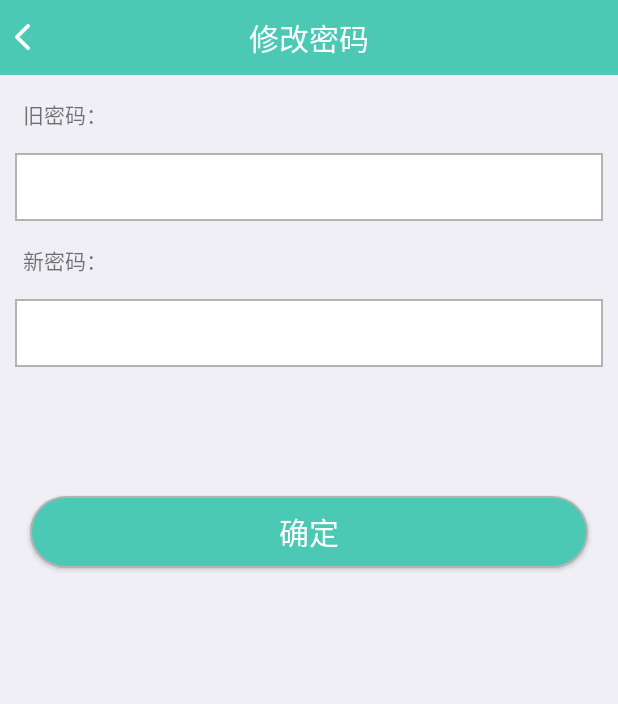
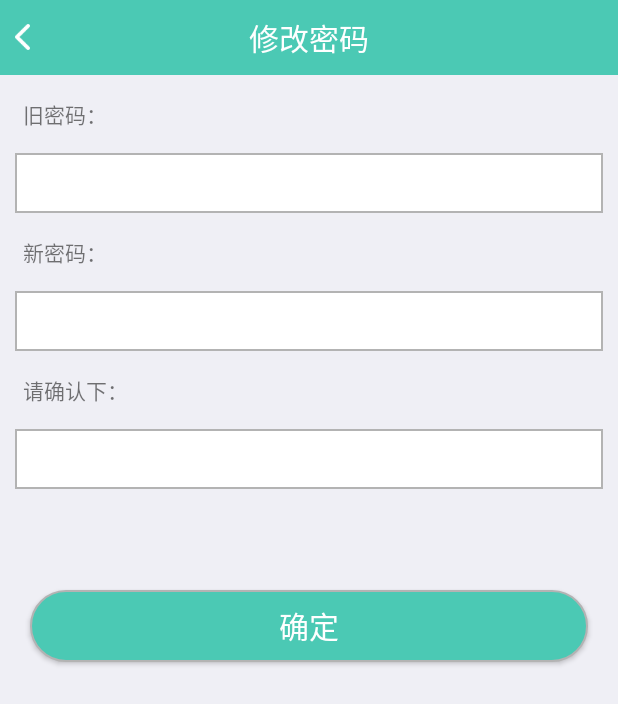
Before and after one commit to 123xuan456/BigHealt, an Android app: the ChangePasswordActivity screen opened directly, with no data from a screen before it, on a phone screen of 412 x 824 dp. Shown: the top 704 px of the screen. Run offline under Robolectric (Android 15) with nearby library versions, the phone set to English and light mode, and no system bars; our stand-ins replace ButterKnife; libraries missing offline, so code that uses them is left out: com.zhy.http.

```diff
--- a/app/src/main/java/dbighealth/bighealth/activity/ChangePasswordActivity.java
+++ b/app/src/main/java/dbighealth/bighealth/activity/ChangePasswordActivity.java
@@ -1,7 +1,9 @@
 package dbighealth.bighealth.activity;
 
 import android.app.Activity;
+import android.content.Intent;
 import android.os.Bundle;
+import android.support.v4.content.LocalBroadcastManager;
 import android.text.TextUtils;
 import android.view.View;
 import android.widget.Button;
@@ -10,6 +12,7 @@ import android.widget.ImageView;
 import android.widget.TextView;
 import android.widget.Toast;
 
+import com.google.gson.Gson;
 import com.zhy.http.okhttp.OkHttpUtils;
 import com.zhy.http.okhttp.callback.StringCallback;
 
@@ -21,6 +24,8 @@ import butterknife.ButterKnife;
 import butterknife.OnClick;
 import dbighealth.bighealth.BaseApplication;
 import dbighealth.bighealth.R;
+import dbighealth.bighealth.bean.LostpwSubmitBean;
+import dbighealth.bighealth.imageUtils.BaseActivity;
 import okhttp3.Call;
 import utils.UrlUtils;
 
@@ -40,23 +45,29 @@ public class ChangePasswordActivity extends Activity {
     TextView textView;
     @Bind(R.id.editText1)
     EditText editText1;
+    @Bind(R.id.editText12)
+    EditText editText12;
     @Bind(R.id.button3)
     Button button3;
     private String password;
     private String regphone;
     private String phone;
     private String et;
+    private LostpwSubmitBean l;
+    private String et1;
 
     @Override
     protected void onCreate(Bundle savedInstanceState) {
         super.onCreate(savedInstanceState);
         setContentView(R.layout.activity_change_password);
         ButterKnife.bind(this);
+        //吧次activity放到集合里，等到修改密码成功之后统一取消
+        BaseActivity.activityList.add(this);
         tvTab.setText("修改密码");
         rightAdd.setVisibility(View.GONE);
 
-        password=BaseApplication.password;
-        regphone=BaseApplication.regphone;
+        password=BaseApplication.password;//之前的密码
+        regphone=BaseApplication.regphone;//手机号
 
     }
 
@@ -76,10 +87,15 @@ public class ChangePasswordActivity extends Activity {
         return password.length() >= 6;
     }
     private void ifInput() {
-        phone = editText.getText().toString();
-        et = editText1.getText().toString();
+        phone = editText.getText().toString();//旧密码
+        et = editText1.getText().toString();//新密码
+        et1 = editText12.getText().toString();//确认密码
         if (TextUtils.isEmpty(phone)) {
-            Toast.makeText(this, "请输入新密码", Toast.LENGTH_SHORT).show();
+            Toast.makeText(this, "请输入原密码", Toast.LENGTH_SHORT).show();
+            return;
+        }else
+        if (!isPasswordValid(et)) {
+            Toast.makeText(this, "密码不能低于6位", Toast.LENGTH_SHORT).show();
             return;
         }else
         if (!password.equals(phone)) {
@@ -91,14 +107,19 @@ public class ChangePasswordActivity extends Activity {
             Toast.makeText(this, "请输入新密码", Toast.LENGTH_SHORT).show();
             return;
         }else
-        if (!isPasswordValid(et)) {
-            Toast.makeText(this, "密码不能低于6位", Toast.LENGTH_SHORT).show();
+        if (et.equals(password)) {
+            Toast.makeText(this, "修改密码与原密码相同，修改失败", Toast.LENGTH_SHORT).show();
             return;
-        }else {
+        }else
+        if (!et.equals(et1)) {
+            Toast.makeText(this, "两次密码不一致", Toast.LENGTH_SHORT).show();
+            return;
+        }else
+         {
             JSONObject jsonObject = new JSONObject();
             try {
                         jsonObject.put("regphone",regphone);
-                        jsonObject.put("password",password);
+                        jsonObject.put("password",et);
                 String url= UrlUtils.CHANGPASSWORD;
                 OkHttpUtils.postString().url(url)
                         .content(jsonObject.toString())
@@ -111,6 +132,34 @@ public class ChangePasswordActivity extends Activity {
                     @Override
                     public void onResponse(String response, int id) {
                         System.out.println("修改密码"+response);
+                        Gson g = new Gson();
+                        l = g.fromJson(response, LostpwSubmitBean.class);
+                        String s = l.getCode();
+                        if (Integer.parseInt(s) == 200) {
+                            BaseApplication.password="";
+                            BaseApplication.userid="";
+                            BaseApplication.username="";
+                            String hint = l.getHint();
+                            Toast.makeText(getApplicationContext(), hint, Toast.LENGTH_LONG).show();
+
+                            //修改密码成功之后，跳转到登录页面，并把之前的页面清除掉
+                            for (int i = 0; i < BaseActivity.activityList.size(); i++) {
+                                if (null != BaseActivity.activityList.get(i)) {
+                                    BaseActivity.activityList.get(i).finish();
+                                }
+                            }
+                            //通知我的页面把页面换成没有登录状态
+                            Intent intent = new Intent("android.intent.action.CART_BROADCAST");
+                            intent.putExtra("username", "");
+                            LocalBroadcastManager.getInstance(getApplicationContext()).sendBroadcast(intent);
+
+                            Intent i1=new Intent(getApplicationContext(),LoginActivity.class);
+                            startActivity(i1);
+                        }else if (Integer.parseInt(s) == 400){
+                            String hint = l.getHint();
+                            Toast.makeText(getApplicationContext(), hint, Toast.LENGTH_LONG).show();
+                        }
+
                     }
                 });
                 } catch (JSONException e) {
--- a/app/src/main/java/dbighealth/bighealth/activity/EditdataActivity.java
+++ b/app/src/main/java/dbighealth/bighealth/activity/EditdataActivity.java
@@ -13,6 +13,7 @@ import butterknife.Bind;
 import butterknife.ButterKnife;
 import butterknife.OnClick;
 import dbighealth.bighealth.R;
+import dbighealth.bighealth.imageUtils.BaseActivity;
 import dbighealth.bighealth.view.RoundImageView;
 
 public class EditdataActivity extends Activity {
@@ -51,6 +52,9 @@ public class EditdataActivity extends Activity {
         super.onCreate(savedInstanceState);
         setContentView(R.layout.activity_editdata);
         ButterKnife.bind(this);
+        //吧次activity放到集合里，等到修改密码成功之后统一取消
+        BaseActivity.activityList.add(this);
+
         tvTab.setText("个人信息");
         rightAdd.setVisibility(View.GONE);
         image.setType(RoundImageView.TYPE_ROUND);//圆角
--- a/app/src/main/java/dbighealth/bighealth/activity/Me_LogoutActivity.java
+++ b/app/src/main/java/dbighealth/bighealth/activity/Me_LogoutActivity.java
@@ -16,6 +16,7 @@ import butterknife.Bind;
 import butterknife.ButterKnife;
 import dbighealth.bighealth.BaseApplication;
 import dbighealth.bighealth.R;
+import dbighealth.bighealth.imageUtils.BaseActivity;
 
 /**
  * 退出登录
@@ -41,7 +42,8 @@ public class Me_LogoutActivity extends Activity implements View.OnClickListener
         this.requestWindowFeature(Window.FEATURE_NO_TITLE);
         setContentView(R.layout.activity_logout);
         ButterKnife.bind(this);
-
+        //吧次activity放到集合里，等到修改密码成功之后统一取消
+        BaseActivity.activityList.add(this);
         setView();
     }
 
--- a/app/src/main/java/dbighealth/bighealth/imageUtils/PublicWay.java
+++ b/app/src/main/java/dbighealth/bighealth/imageUtils/BaseActivity.java
@@ -9,7 +9,7 @@ import java.util.List;
 /**
  * 临时存储
  */
-public class PublicWay {
+public class BaseActivity {
 	//存放所有的list在最后退出时一起关闭
 	public static List<Activity> activityList = new ArrayList<Activity>();
 	//存放所有的file的集合
--- a/app/src/main/java/dbighealth/bighealth/imageUtils/GalleryActivity.java
+++ b/app/src/main/java/dbighealth/bighealth/imageUtils/GalleryActivity.java
@@ -32,7 +32,7 @@ public class GalleryActivity extends Activity implements OnClickListener{
 	protected void onCreate(Bundle savedInstanceState) {
 		super.onCreate(savedInstanceState);
 		setContentView(R.layout.activity_gallery);
-		PublicWay.activityList.add(this);
+		BaseActivity.activityList.add(this);
 
 		for (int i = 0; i < Bimp.tempSelectBitmap.size(); i++) {
 			initListViews( Bimp.tempSelectBitmap.get(i).getBitmap() );
--- a/app/src/main/java/utils/UrlUtils.java
+++ b/app/src/main/java/utils/UrlUtils.java
@@ -61,6 +61,8 @@ public class UrlUtils {
     public static String INFORMATION_DETAILES_LISTVIEW =BASEURL2+ "/advice/talk";
     //咨询详情内容
     public static String INFORMATION_DETAILES =BASEURL2+ "/advice/saveAddQuest";
+    //我要咨询
+    public static String INFORMATION =BASEURL2+ "/advice/needhelp";
 
 
 
--- a/app/src/main/res/layout/activity_change_password.xml
+++ b/app/src/main/res/layout/activity_change_password.xml
@@ -20,7 +20,7 @@
 
     <EditText
         android:layout_width="wrap_content"
-        android:layout_height="45dp"
+        android:layout_height="40dp"
         android:inputType="textPassword"
         android:ems="10"
         android:id="@+id/editText"
@@ -40,7 +40,7 @@
         android:layout_alignParentStart="true" />
     <EditText
         android:layout_width="wrap_content"
-        android:layout_height="45dp"
+        android:layout_height="40dp"
         android:inputType="textPassword"
         android:ems="10"
         android:id="@+id/editText1"
@@ -48,6 +48,26 @@
         android:layout_marginRight="10dp"
         android:background="@drawable/biankuang_"
         android:layout_below="@+id/textView"
+        android:layout_alignParentStart="true"
+        android:layout_alignParentEnd="true" />
+    <TextView
+        android:layout_width="wrap_content"
+        android:layout_height="wrap_content"
+        android:text="请确认下："
+        android:padding="15dp"
+        android:id="@+id/textView2"
+        android:layout_below="@+id/editText1"
+        android:layout_alignParentStart="true" />
+    <EditText
+        android:layout_width="wrap_content"
+        android:layout_height="40dp"
+        android:inputType="textPassword"
+        android:ems="10"
+        android:id="@+id/editText12"
+        android:layout_marginLeft="10dp"
+        android:layout_marginRight="10dp"
+        android:background="@drawable/biankuang_"
+        android:layout_below="@+id/textView2"
         android:layout_alignParentStart="true"
         android:layout_alignParentEnd="true" />
     <Button
@@ -62,8 +82,8 @@
         android:layout_marginLeft="20dp"
         android:id="@+id/button3"
         android:background="@drawable/biankuang_yuan_blue"
-        android:layout_marginTop="86dp"
-        android:layout_below="@+id/editText1"
-        android:layout_centerHorizontal="true" />
+        android:layout_below="@+id/editText12"
+        android:layout_centerHorizontal="true"
+        android:layout_marginTop="67dp" />
 
 </RelativeLayout>
--- a/app/src/main/res/layout/activity_information__details.xml
+++ b/app/src/main/res/layout/activity_information__details.xml
@@ -46,7 +46,6 @@
                 android:id="@+id/problem"
                 android:layout_width="match_parent"
                 android:layout_height="150dp"
-                android:text=""
                 android:gravity="top"
                 android:layout_marginLeft="5dp"
                 android:layout_marginRight="5dp"
```
Also changed, not shown: app/src/main/java/dbighealth/bighealth/activity/Information_DetailsActivity.java (+60 -9 lines), app/src/main/java/dbighealth/bighealth/imageUtils/AlbumActivity.java (+8 -8 lines).
